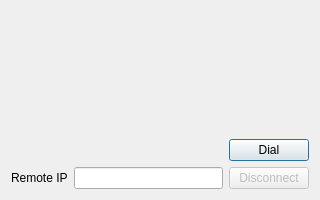
gfreezy/armphone, file dialog.ui: the form before one commit.
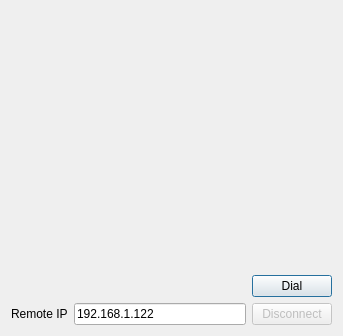
The form after the commit.

Diff of the .ui file:
```diff
--- a/dialog.ui
+++ b/dialog.ui
@@ -6,8 +6,8 @@
    <rect>
     <x>0</x>
     <y>0</y>
-    <width>320</width>
-    <height>200</height>
+    <width>343</width>
+    <height>336</height>
    </rect>
   </property>
   <property name="windowTitle">
@@ -16,38 +16,44 @@
   <property name="modal">
    <bool>false</bool>
   </property>
-  <layout class="QVBoxLayout" name="verticalLayout_3">
-   <item>
+  <layout class="QGridLayout" name="gridLayout_2">
+   <item row="0" column="0">
     <widget class="QLabel" name="label_video">
+     <property name="minimumSize">
+      <size>
+       <width>320</width>
+       <height>240</height>
+      </size>
+     </property>
      <property name="text">
       <string/>
      </property>
     </widget>
    </item>
-   <item>
-    <layout class="QHBoxLayout" name="horizontalLayout_2">
+   <item row="1" column="0">
+    <layout class="QHBoxLayout" name="horizontalLayout">
      <item>
-      <layout class="QVBoxLayout" name="verticalLayout_2">
-       <item>
+      <layout class="QGridLayout" name="gridLayout">
+       <item row="0" column="0" colspan="2">
         <widget class="QLabel" name="status">
          <property name="text">
           <string/>
          </property>
         </widget>
        </item>
-       <item>
-        <layout class="QHBoxLayout" name="horizontalLayout">
-         <item>
-          <widget class="QLabel" name="label_2">
-           <property name="text">
-            <string>Remote IP</string>
-           </property>
-          </widget>
-         </item>
-         <item>
-          <widget class="QLineEdit" name="remote_ip"/>
-         </item>
-        </layout>
+       <item row="1" column="0">
+        <widget class="QLabel" name="label_2">
+         <property name="text">
+          <string>Remote IP</string>
+         </property>
+        </widget>
+       </item>
+       <item row="1" column="1">
+        <widget class="QLineEdit" name="remote_ip">
+         <property name="text">
+          <string>192.168.1.122</string>
+         </property>
+        </widget>
        </item>
       </layout>
      </item>
```
